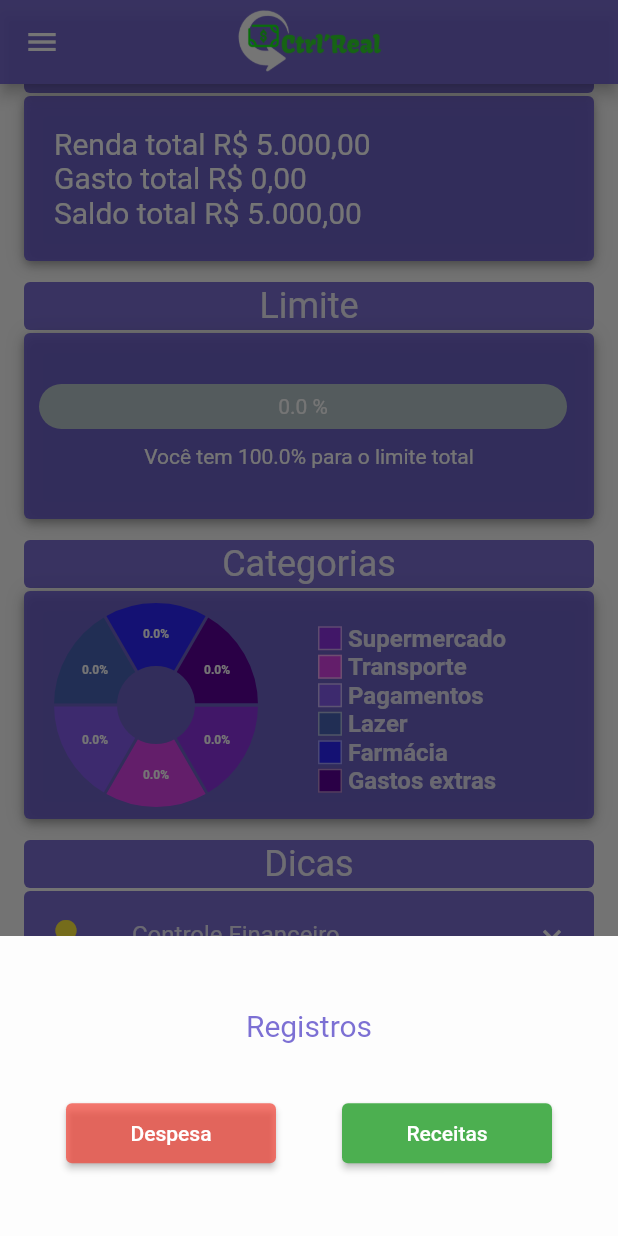
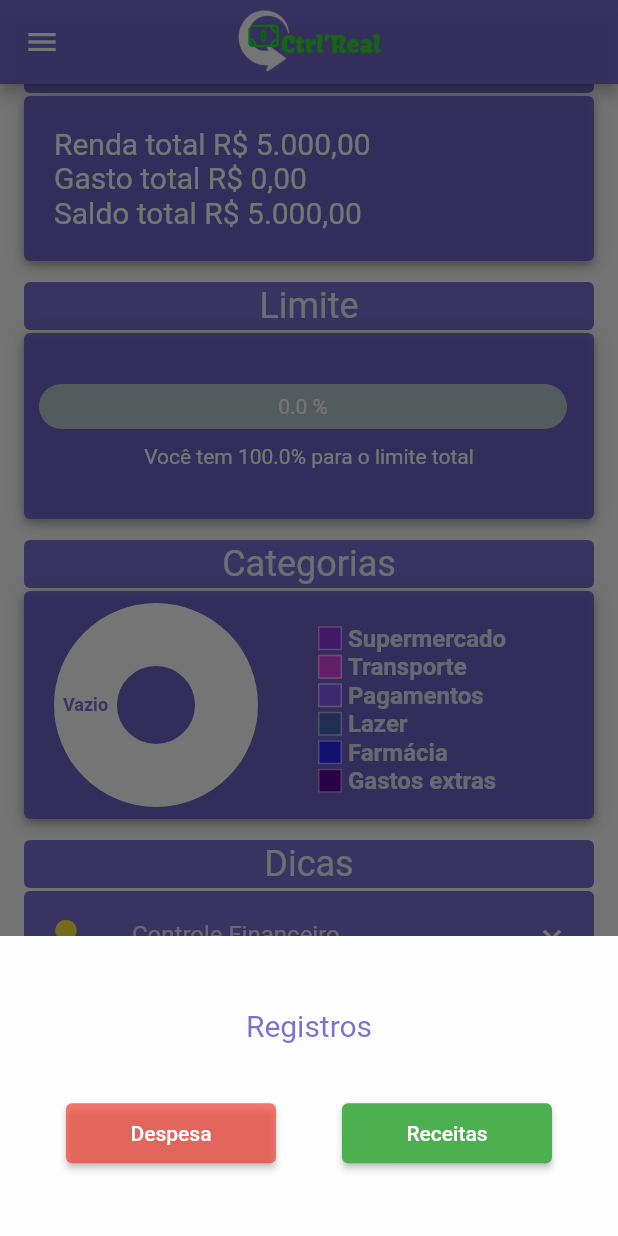
Before and after one commit to proz-tecnologia/PIT03GP06, a Flutter app: the screen it shows once a user with an empty profile is signed in, scrolled down 40 dp, after a tap on the "add" icon, on a phone screen of 412 x 824 dp. Run offline on Flutter 3.47's test engine with Material 2 defaults, Android fonts, the phone set to English and light mode, and no system bars; drawn by our look-alikes of fl_chart, percent_indicator; our stand-ins replace brasil_fields, cloud_firestore, currency_text_input_formatter, firebase_auth, firebase_core, google_fonts and 1 more; missing offline and left inert: validatorless; accounts and stored records are empty; network calls fail.

Commit message:
Mudança de grafico para porcentagem de limite, diferenciar se está vazio ou não e mudança de cores com os temas, pagina de histórico diferenciar se está vazio ou não

```diff
--- a/lib/main.dart
+++ b/lib/main.dart
@@ -82,7 +82,7 @@ class MyApp extends StatelessWidget {
               "/perfil": (context) => const PerfilPage(),
               "/sobreapp": (context) => const SobreApp(),
               "/editcount": (context) => const EditAccount(),
-              "/editthemes": (context) => const EditThemesPage()
+              "/editthemes": (context) => const EditThemesPage(),
             },
           );
         },
--- a/lib/src/controllers/providercontrolers/xplvl_system_controller.dart
+++ b/lib/src/controllers/providercontrolers/xplvl_system_controller.dart
@@ -3,7 +3,7 @@ import 'package:flutter/cupertino.dart';
 class LvlSystem extends ChangeNotifier {
   int xp = 0;
   int finalxp = 100;
-  int lvl = 14;
+  int lvl = 15;
 
   despXpAdd() {
     if (lvl == 15) {
--- a/lib/src/util/darkfunction.dart
+++ b/lib/src/util/darkfunction.dart
@@ -52,3 +52,75 @@ Color darkFunctionFloat() {
                   ? Colors.green
                   : const Color.fromARGB(220, 104, 89, 205);
 }
+
+Color supermercColorIndicator() {
+  return DarkController.instance.darkmod
+      ? const Color(0xff8D32E3)
+      : DarkController.instance.bluemod
+          ? const Color.fromARGB(255, 24, 27, 224)
+          : DarkController.instance.redmod
+              ? const Color.fromARGB(255, 255, 192, 74)
+              : DarkController.instance.greenmod
+                  ? const Color.fromARGB(255, 95, 249, 236)
+                  : const Color(0xff8D32E3);
+}
+
+Color transporColorIndicator() {
+  return DarkController.instance.darkmod
+      ? const Color(0xffD841E8)
+      : DarkController.instance.bluemod
+          ? const Color.fromARGB(255, 81, 252, 229)
+          : DarkController.instance.redmod
+              ? const Color.fromARGB(255, 222, 143, 58)
+              : DarkController.instance.greenmod
+                  ? const Color.fromARGB(255, 83, 219, 169)
+                  : const Color(0xffD841E8);
+}
+
+Color pagColorIndicator() {
+  return DarkController.instance.darkmod
+      ? const Color(0xff845bef)
+      : DarkController.instance.bluemod
+          ? const Color.fromARGB(255, 90, 188, 224)
+          : DarkController.instance.redmod
+              ? const Color.fromARGB(255, 245, 133, 77)
+              : DarkController.instance.greenmod
+                  ? const Color.fromARGB(255, 98, 245, 157)
+                  : const Color(0xff845bef);
+}
+
+Color lazerColorIndicator() {
+  return DarkController.instance.darkmod
+      ? const Color(0xff4964B8)
+      : DarkController.instance.bluemod
+          ? const Color.fromARGB(255, 90, 144, 245)
+          : DarkController.instance.redmod
+              ? const Color.fromARGB(255, 222, 83, 58)
+              : DarkController.instance.greenmod
+                  ? const Color.fromARGB(255, 78, 222, 85)
+                  : const Color(0xff4964B8);
+}
+
+Color farmacColorIndicator() {
+  return DarkController.instance.darkmod
+      ? const Color(0xff2C25FA)
+      : DarkController.instance.bluemod
+          ? const Color.fromARGB(255, 76, 71, 222)
+          : DarkController.instance.redmod
+              ? const Color.fromARGB(255, 252, 66, 82)
+              : DarkController.instance.greenmod
+                  ? const Color.fromARGB(255, 148, 252, 88)
+                  : const Color(0xff2C25FA);
+}
+
+Color gastosexColorIndicator() {
+  return DarkController.instance.darkmod
+      ? const Color.fromARGB(255, 91, 0, 152)
+      : DarkController.instance.bluemod
+          ? const Color.fromARGB(255, 111, 0, 255)
+          : DarkController.instance.redmod
+              ? const Color.fromARGB(255, 255, 23, 11)
+              : DarkController.instance.greenmod
+                  ? const Color.fromARGB(255, 65, 132, 27)
+                  : const Color.fromARGB(255, 91, 0, 152);
+}
--- a/lib/src/view/home/widgets/drawercustom.dart
+++ b/lib/src/view/home/widgets/drawercustom.dart
@@ -120,6 +120,6 @@ class _DrawerCustonState extends State<DrawerCuston> {
   exit() async {
     await _firebaseAuth
         .signOut()
-        .then((user) => Navigator.of(context).pushNamed("/"));
+        .then((user) => Navigator.of(context).pushReplacementNamed("/"));
   }
 }
--- a/lib/src/view/home/widgets/piechart.dart
+++ b/lib/src/view/home/widgets/piechart.dart
@@ -1,4 +1,5 @@
 import 'package:ctrl_real/src/controllers/providercontrolers/registers_transections_controller.dart';
+import 'package:ctrl_real/src/util/darkfunction.dart';
 import 'package:ctrl_real/src/view/home/widgets/indicatorpichart.dart';
 import 'package:fl_chart/fl_chart.dart';
 import 'package:flutter/material.dart';
@@ -12,43 +13,77 @@ class PieChartSample2 extends StatefulWidget {
 }
 
 class PieChart2State extends State {
-
   @override
   Widget build(BuildContext context) {
-    return Row(
+    return Consumer<HistoryController>(
+      builder: (context, value, child) => Row(
         children: [
-        loadGrafico(),
+          value.registersList.isEmpty
+              ? Padding(
+                  padding: const EdgeInsets.only(right: 32, left: 12),
+                  child: AspectRatio(
+                    aspectRatio: 1,
+                    child: Consumer<HistoryController>(
+                      builder: (context, controle, __) => (PieChart(
+                        PieChartData(
+                          centerSpaceRadius: 26,
+                          sections: List.generate(1, (i) {
+                            const fontSize = 12.0;
+                            const radius = 42.0;
+                            switch (i) {
+                              case 0:
+                                return PieChartSectionData(
+                                  color: Colors.white,
+                                  value: 100,
+                                  title: 'Vazio',
+                                  radius: radius,
+                                  titleStyle: TextStyle(
+                                    fontSize: fontSize,
+                                    fontWeight: FontWeight.bold,
+                                    color: darkFunctionTexts(),
+                                  ),
+                                );
+                              default:
+                                throw Error();
+                            }
+                          }),
+                        ),
+                      )),
+                    ),
+                  ),
+                )
+              : loadGrafico(),
           Column(
             mainAxisAlignment: MainAxisAlignment.end,
             crossAxisAlignment: CrossAxisAlignment.start,
-          children: const <Widget>[
+            children: <Widget>[
               Indicator(
-              color: Color(0xff8D32E3),
+                color: supermercColorIndicator(),
                 text: 'Supermercado',
                 isSquare: true,
               ),
               Indicator(
-              color: Color(0xffD841E8),
+                color: transporColorIndicator(),
                 text: 'Transporte',
                 isSquare: true,
               ),
               Indicator(
-              color: Color(0xff845bef),
+                color: pagColorIndicator(),
                 text: 'Pagamentos',
                 isSquare: true,
               ),
               Indicator(
-              color: Color(0xff4964B8),
+                color: lazerColorIndicator(),
                 text: 'Lazer',
                 isSquare: true,
               ),
               Indicator(
-              color: Color(0xff2C25FA),
+                color: farmacColorIndicator(),
                 text: 'Farmácia',
                 isSquare: true,
               ),
               Indicator(
-              color: Color.fromARGB(255, 91, 0, 152),
+                color: gastosexColorIndicator(),
                 text: 'Gastos extras',
                 isSquare: true,
               ),
@@ -58,6 +93,7 @@ class PieChart2State extends State {
             ],
           ),
         ],
+      ),
     );
   }
 
@@ -76,9 +112,11 @@ class PieChart2State extends State {
                 switch (i) {
                   case 0:
                     return PieChartSectionData(
-                      color: const Color(0xff8D32E3),
-                      value: controle.supermerc != 0 ? controle.supermerc : 5,
-                      title: controle.supermerc.toString() != '0' ? '${controle.porcentSupermerc(controle.supermerc).toStringAsFixed(1)}%' : '0',
+                      color: supermercColorIndicator(),
+                      value: controle.supermerc != 0 ? controle.supermerc : 1,
+                      title: controle.supermerc.toString() != '0'
+                          ? '${controle.porcentSupermerc(controle.supermerc).toStringAsFixed(1)}%'
+                          : '',
                       radius: radius,
                       titleStyle: const TextStyle(
                         fontSize: fontSize,
@@ -88,9 +126,11 @@ class PieChart2State extends State {
                     );
                   case 1:
                     return PieChartSectionData(
-                      color: const Color(0xffD841E8),
-                      value: controle.transpor != 0 ? controle.transpor : 5,
-                      title: controle.transpor.toString() != '0' ? '${controle.porcentTranspor(controle.transpor).toStringAsFixed(1)}%' : '0',
+                      color: transporColorIndicator(),
+                      value: controle.transpor != 0 ? controle.transpor : 1,
+                      title: controle.transpor.toString() != '0'
+                          ? '${controle.porcentTranspor(controle.transpor).toStringAsFixed(1)}%'
+                          : '',
                       radius: radius,
                       titleStyle: const TextStyle(
                         fontSize: fontSize,
@@ -100,9 +140,11 @@ class PieChart2State extends State {
                     );
                   case 2:
                     return PieChartSectionData(
-                      color: const Color(0xff845bef),
-                      value: controle.pagament != 0 ? controle.pagament : 5,
-                      title: controle.pagament.toString() != '0' ? '${controle.porcentPagament(controle.pagament).toStringAsFixed(1)}%' : '0',
+                      color: pagColorIndicator(),
+                      value: controle.pagament != 0 ? controle.pagament : 1,
+                      title: controle.pagament.toString() != '0'
+                          ? '${controle.porcentPagament(controle.pagament).toStringAsFixed(1)}%'
+                          : '',
                       radius: radius,
                       titleStyle: const TextStyle(
                         fontSize: fontSize,
@@ -112,9 +154,11 @@ class PieChart2State extends State {
                     );
                   case 3:
                     return PieChartSectionData(
-                      color: const Color(0xff4964B8),
-                      value: controle.lazer != 0 ? controle.lazer : 5,
-                      title: controle.lazer.toString() != '0' ? '${controle.porcentLazer(controle.lazer).toStringAsFixed(1)}%' : '0',
+                      color: lazerColorIndicator(),
+                      value: controle.lazer != 0 ? controle.lazer : 1,
+                      title: controle.lazer.toString() != '0'
+                          ? '${controle.porcentLazer(controle.lazer).toStringAsFixed(1)}%'
+                          : '',
                       radius: radius,
                       titleStyle: const TextStyle(
                         fontSize: fontSize,
@@ -124,9 +168,11 @@ class PieChart2State extends State {
                     );
                   case 4:
                     return PieChartSectionData(
-                      color: const Color(0xff2C25FA),
-                      value: controle.pagament != 0 ? controle.farmac : 5,
-                      title: controle.farmac.toString() != '0' ? '${controle.porcentFarmac(controle.farmac).toStringAsFixed(1)}%' : '0',
+                      color: farmacColorIndicator(),
+                      value: controle.pagament != 0 ? controle.farmac : 1,
+                      title: controle.farmac.toString() != '0'
+                          ? '${controle.porcentFarmac(controle.farmac).toStringAsFixed(1)}%'
+                          : '',
                       radius: radius,
                       titleStyle: const TextStyle(
                         fontSize: fontSize,
@@ -136,9 +182,11 @@ class PieChart2State extends State {
                     );
                   case 5:
                     return PieChartSectionData(
-                      color: const Color.fromARGB(255, 91, 0, 152),
-                      value: controle.gastosex != 0 ? controle.gastosex : 5,
-                      title: controle.gastosex.toString() != '0' ? '${controle.porcentGastosex(controle.gastosex).toStringAsFixed(1)}%' : '0',
+                      color: gastosexColorIndicator(),
+                      value: controle.gastosex != 0 ? controle.gastosex : 1,
+                      title: controle.gastosex.toString() != '0'
+                          ? '${controle.porcentGastosex(controle.gastosex).toStringAsFixed(1)}%'
+                          : '',
                       radius: radius,
                       titleStyle: const TextStyle(
                         fontSize: fontSize,
--- a/lib/src/view/user/registration/new_register.dart
+++ b/lib/src/view/user/registration/new_register.dart
@@ -1,3 +1,4 @@
+import 'package:ctrl_real/main.dart';
 import 'package:ctrl_real/src/controllers/providercontrolers/registers_transections_controller.dart';
 import 'package:ctrl_real/src/controllers/providercontrolers/transections_despe_controller.dart';
 import 'package:ctrl_real/src/services/firebase_auth.dart';
```
Also changed, not shown: lib/src/controllers/providercontrolers/registers_transections_controller.dart (+6 -36 lines), lib/src/view/historic/pages/historicpage.dart (+2 -8 lines). Lines whose indentation alone changed are shown as unchanged.
